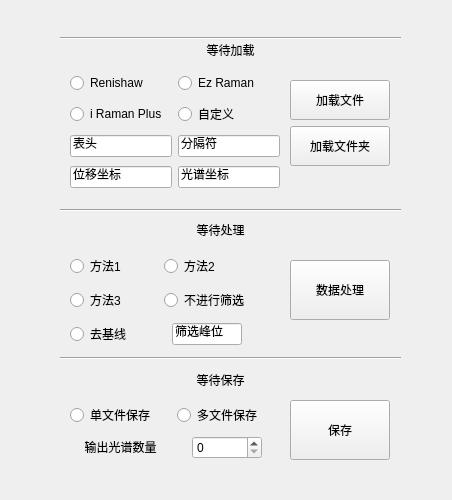
Above: ProWindow.ui from thisisagan/RS-Tool before the change. Below: the same form after it.
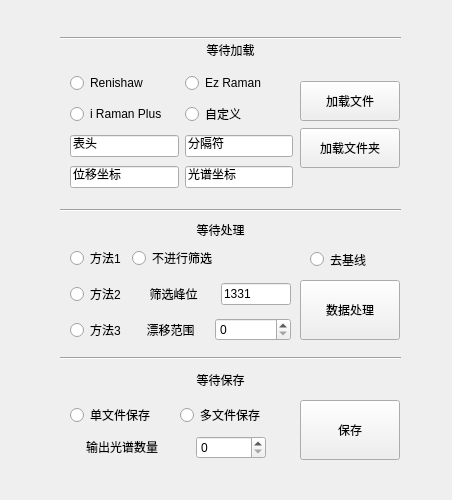
That is the form after the change. Icons and pictures are not drawn.

Diff of the .ui file:
```diff
--- a/ProWindow.ui
+++ b/ProWindow.ui
@@ -33,8 +33,8 @@
    <widget class="QPushButton" name="process_button">
     <property name="geometry">
      <rect>
-      <x>290</x>
-      <y>260</y>
+      <x>300</x>
+      <y>280</y>
       <width>100</width>
       <height>60</height>
      </rect>
@@ -71,10 +71,10 @@
    <widget class="QWidget" name="layoutWidget">
     <property name="geometry">
      <rect>
-      <x>290</x>
+      <x>300</x>
       <y>80</y>
       <width>102</width>
-      <height>88</height>
+      <height>89</height>
      </rect>
     </property>
     <layout class="QVBoxLayout" name="verticalLayout">
@@ -136,7 +136,7 @@
      <rect>
       <x>70</x>
       <y>400</y>
-      <width>208</width>
+      <width>213</width>
       <height>63</height>
      </rect>
     </property>
@@ -238,7 +238,7 @@
    <widget class="QPushButton" name="save_file_button">
     <property name="geometry">
      <rect>
-      <x>290</x>
+      <x>300</x>
       <y>400</y>
       <width>100</width>
       <height>60</height>
@@ -278,7 +278,7 @@
      <rect>
       <x>70</x>
       <y>70</y>
-      <width>210</width>
+      <width>223</width>
       <height>122</height>
      </rect>
     </property>
@@ -357,9 +357,9 @@
     <property name="geometry">
      <rect>
       <x>70</x>
-      <y>250</y>
-      <width>181</width>
-      <height>101</height>
+      <y>240</y>
+      <width>221</width>
+      <height>111</height>
      </rect>
     </property>
     <layout class="QGridLayout" name="gridLayout_3">
@@ -385,7 +385,101 @@
        </attribute>
       </widget>
      </item>
+     <item row="2" column="1">
+      <layout class="QHBoxLayout" name="horizontalLayout">
+       <item>
+        <layout class="QHBoxLayout" name="horizontalLayout_3">
+         <item>
+          <widget class="QLabel" name="label_3">
+           <property name="minimumSize">
+            <size>
+             <width>0</width>
+             <height>0</height>
+            </size>
+           </property>
+           <property name="maximumSize">
+            <size>
+             <width>16777215</width>
+             <height>16777215</height>
+            </size>
+           </property>
+           <property name="text">
+            <string>&lt;html&gt;&lt;head/&gt;&lt;body&gt;&lt;p align=&quot;center&quot;&gt;漂移范围&lt;/p&gt;&lt;/body&gt;&lt;/html&gt;</string>
+           </property>
+          </widget>
+         </item>
+         <item>
+          <widget class="QSpinBox" name="spinBox"/>
+         </item>
+        </layout>
+       </item>
+      </layout>
+     </item>
      <item row="0" column="1">
+      <widget class="QRadioButton" name="no_classify_button">
+       <property name="minimumSize">
+        <size>
+         <width>0</width>
+         <height>0</height>
+        </size>
+       </property>
+       <property name="maximumSize">
+        <size>
+         <width>16777215</width>
+         <height>16777215</height>
+        </size>
+       </property>
+       <property name="text">
+        <string>不进行筛选</string>
+       </property>
+       <attribute name="buttonGroup">
+        <string notr="true">classify_mode_BG</string>
+       </attribute>
+      </widget>
+     </item>
+     <item row="1" column="1">
+      <layout class="QHBoxLayout" name="horizontalLayout_2">
+       <item>
+        <widget class="QLabel" name="label_4">
+         <property name="minimumSize">
+          <size>
+           <width>0</width>
+           <height>0</height>
+          </size>
+         </property>
+         <property name="maximumSize">
+          <size>
+           <width>16777215</width>
+           <height>16777215</height>
+          </size>
+         </property>
+         <property name="text">
+          <string>&lt;html&gt;&lt;head/&gt;&lt;body&gt;&lt;p align=&quot;center&quot;&gt;筛选峰位&lt;/p&gt;&lt;/body&gt;&lt;/html&gt;</string>
+         </property>
+        </widget>
+       </item>
+       <item>
+        <widget class="QLineEdit" name="peak_location">
+         <property name="minimumSize">
+          <size>
+           <width>0</width>
+           <height>0</height>
+          </size>
+         </property>
+         <property name="maximumSize">
+          <size>
+           <width>70</width>
+           <height>16777215</height>
+          </size>
+         </property>
+         <property name="text">
+          <string>1331</string>
+         </property>
+        </widget>
+       </item>
+      </layout>
+     </item>
+     <item row="1" column="0">
       <widget class="QRadioButton" name="method2_button">
        <property name="minimumSize">
         <size>
@@ -407,7 +501,7 @@
        </attribute>
       </widget>
      </item>
-     <item row="1" column="0">
+     <item row="2" column="0">
       <widget class="QRadioButton" name="method3_button">
        <property name="minimumSize">
         <size>
@@ -429,60 +523,6 @@
        </attribute>
       </widget>
      </item>
-     <item row="1" column="1">
-      <widget class="QRadioButton" name="no_classify_button">
-       <property name="minimumSize">
-        <size>
-         <width>0</width>
-         <height>0</height>
-        </size>
-       </property>
-       <property name="maximumSize">
-        <size>
-         <width>16777215</width>
-         <height>16777215</height>
-        </size>
-       </property>
-       <property name="text">
-        <string>不进行筛选</string>
-       </property>
-       <attribute name="buttonGroup">
-        <string notr="true">classify_mode_BG</string>
-       </attribute>
-      </widget>
-     </item>
-     <item row="2" column="0">
-      <widget class="QRadioButton" name="bs_remove_button">
-       <property name="minimumSize">
-        <size>
-         <width>0</width>
-         <height>0</height>
-        </size>
-       </property>
-       <property name="text">
-        <string>去基线</string>
-       </property>
-      </widget>
-     </item>
-     <item row="2" column="1" alignment="Qt::AlignHCenter">
-      <widget class="QLineEdit" name="peak_location">
-       <property name="minimumSize">
-        <size>
-         <width>0</width>
-         <height>0</height>
-        </size>
-       </property>
-       <property name="maximumSize">
-        <size>
-         <width>70</width>
-         <height>16777215</height>
-        </size>
-       </property>
-       <property name="text">
-        <string>筛选峰位</string>
-       </property>
-      </widget>
-     </item>
     </layout>
    </widget>
    <widget class="QLabel" name="process_label">
@@ -511,6 +551,25 @@
      <string>&lt;html&gt;&lt;head/&gt;&lt;body&gt;&lt;p align=&quot;center&quot;&gt;等待保存&lt;/p&gt;&lt;/body&gt;&lt;/html&gt;</string>
     </property>
    </widget>
+   <widget class="QRadioButton" name="bs_remove_button">
+    <property name="geometry">
+     <rect>
+      <x>310</x>
+      <y>250</y>
+      <width>72</width>
+      <height>19</height>
+     </rect>
+    </property>
+    <property name="minimumSize">
+     <size>
+      <width>0</width>
+      <height>0</height>
+     </size>
+    </property>
+    <property name="text">
+     <string>去基线</string>
+    </property>
+   </widget>
   </widget>
  </widget>
  <resources/>
```
Left out of the diff: 4 changed lines with no effect on the pictures.
